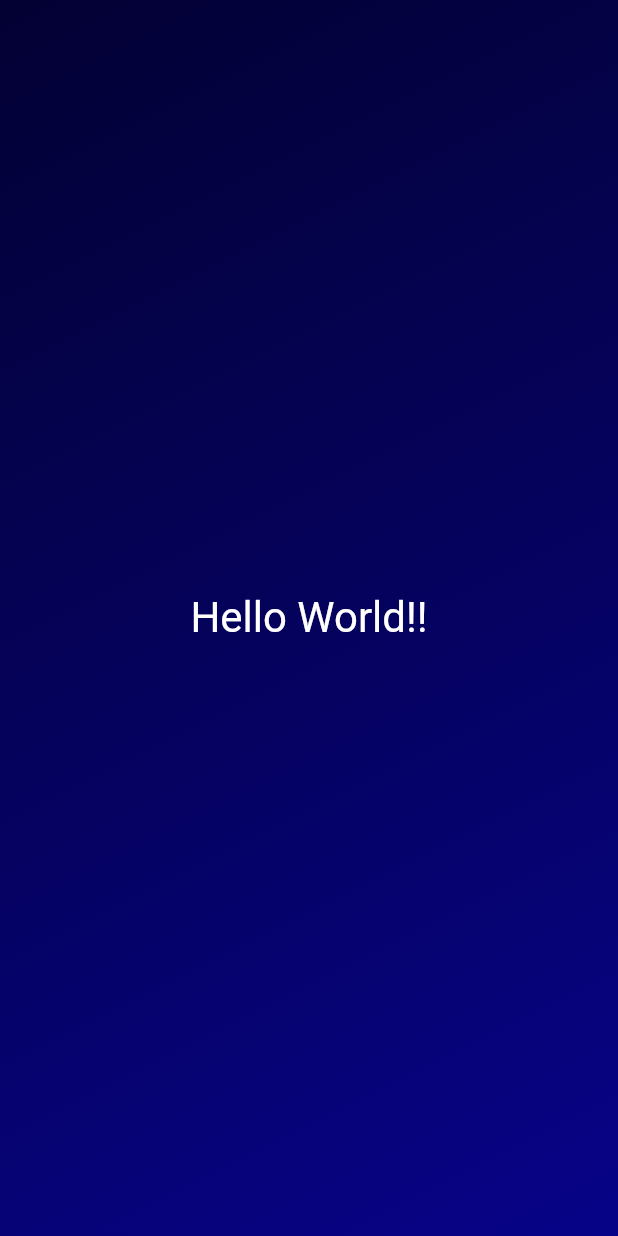
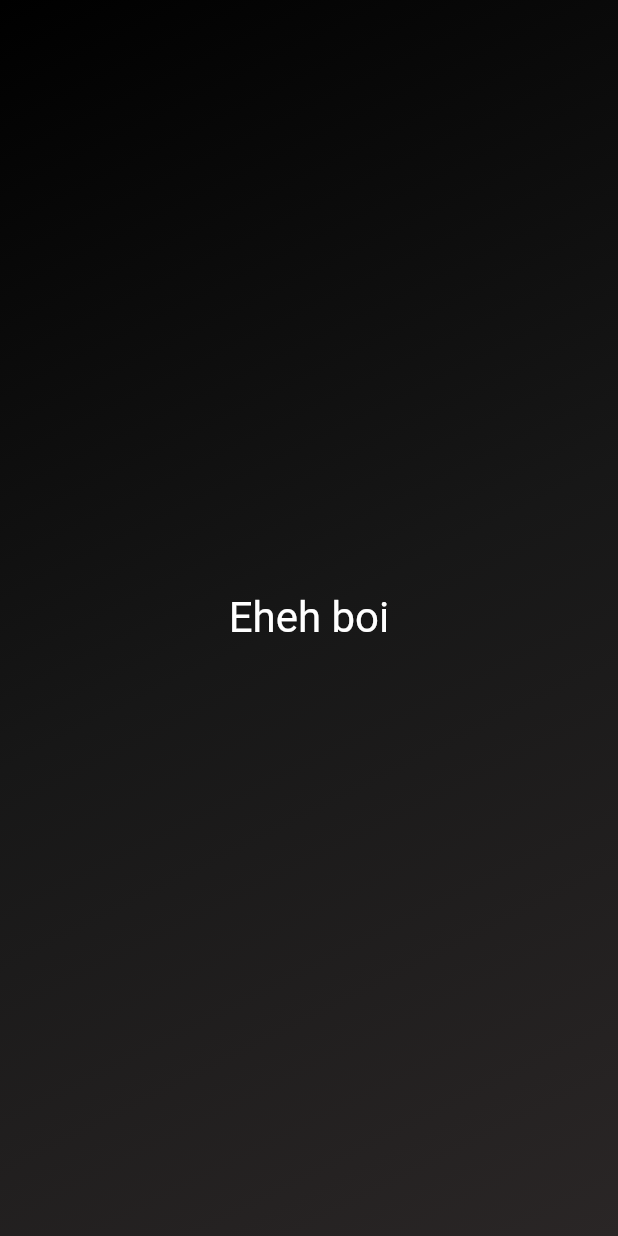
Before and after one commit to satyajeetmanu/dice_roller_flutter, a Flutter app: the screen it shows after launch, on a phone screen of 412 x 824 dp. Run offline on Flutter 3.47's test engine with Material 2 defaults, Android fonts, the phone set to English and light mode, and no system bars.

Commit message:
made widgets customisable by modifying their constructors to accept arguments

```diff
--- a/lib/gradient_container.dart
+++ b/lib/gradient_container.dart
@@ -2,24 +2,21 @@ import 'package:dice_roller/styled_text.dart';
 import 'package:flutter/material.dart';
 
 class GradientContainer extends StatelessWidget {
-  const GradientContainer({super.key});
+  const GradientContainer(this._colors, {super.key});
 
+  final List<Color> _colors;
   @override
   Widget build(BuildContext context) {
     return Container(
-      decoration: const BoxDecoration(
+      decoration: BoxDecoration(
         gradient: LinearGradient(
-          colors: [
-            Color.fromARGB(255, 3, 1, 51),
-            Color.fromARGB(255, 5, 2, 93),
-            Color.fromARGB(255, 7, 3, 136),
-          ],
+          colors: _colors,
           begin: Alignment.topLeft,
           end: Alignment.bottomRight,
         ),
       ),
       child: const Center(
-        child: StyledText(),
+        child: StyledText('Eheh boi'),
       ),
     );
   }
--- a/lib/main.dart
+++ b/lib/main.dart
@@ -5,7 +5,11 @@ void main() {
   runApp(
     const MaterialApp(
       home: Scaffold(
-        body: GradientContainer(),
+        body: GradientContainer([
+          Colors.black,
+          Color.fromARGB(255, 23, 23, 23),
+          Color.fromARGB(255, 42, 38, 38),
+        ]),
       ),
     ),
   );
--- a/lib/styled_text.dart
+++ b/lib/styled_text.dart
@@ -1,13 +1,15 @@
 import 'package:flutter/material.dart';
 
 class StyledText extends StatelessWidget {
-  const StyledText({super.key});
+  const StyledText(this.text, {super.key});
+
+  final String text;
 
   @override
   Widget build(BuildContext context) {
-    return const Text(
-      'Hello World!!',
-      style: TextStyle(
+    return Text(
+      text,
+      style: const TextStyle(
         fontSize: 28,
         color: Colors.white,
       ),
```
